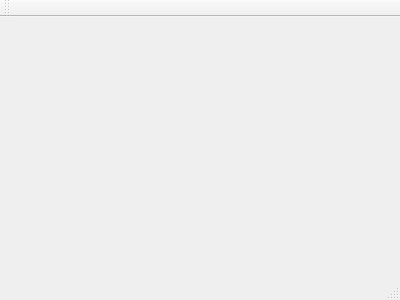
First picture: the form in QMSrc/mainwindow.ui, repository DanielGall500/MechanicsTextEditor, before the edit.
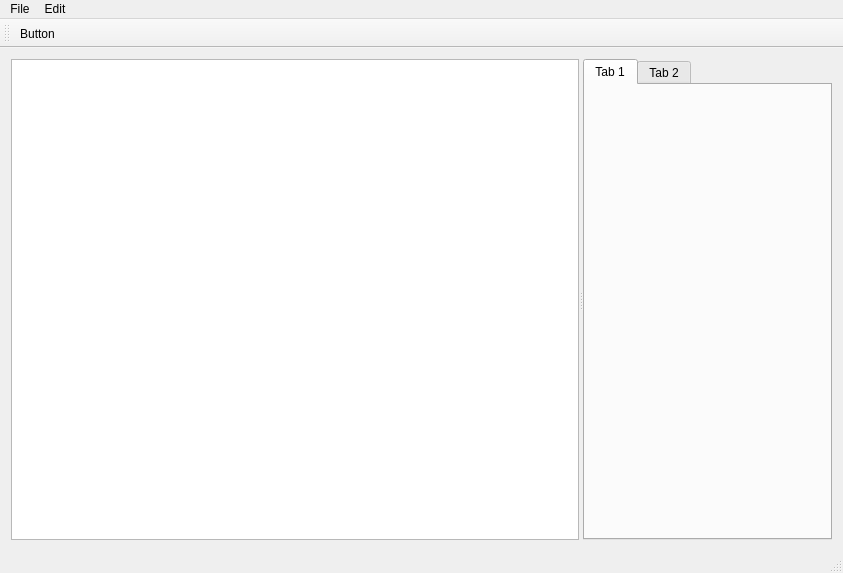
Second picture: the form after the edit. Icons and pictures are not drawn.

Commit message: overall layout added

Diff of the .ui file:
```diff
--- a/QMSrc/mainwindow.ui
+++ b/QMSrc/mainwindow.ui
@@ -1,24 +1,107 @@
 <ui version="4.0">
  <class>MainWindow</class>
- <widget class="QMainWindow" name="MainWindow" >
-  <property name="geometry" >
+ <widget class="QMainWindow" name="MainWindow">
+  <property name="geometry">
    <rect>
     <x>0</x>
     <y>0</y>
-    <width>400</width>
-    <height>300</height>
+    <width>843</width>
+    <height>573</height>
    </rect>
   </property>
   <property name="windowTitle" >
    <string>MainWindow</string>
   </property>
-  <widget class="QMenuBar" name="menuBar" />
-  <widget class="QToolBar" name="mainToolBar" />
-  <widget class="QWidget" name="centralWidget" />
-  <widget class="QStatusBar" name="statusBar" />
+  <widget class="QWidget" name="centralWidget">
+   <layout class="QGridLayout" name="gridLayout_2">
+    <item row="0" column="0">
+     <widget class="QSplitter" name="splitter">
+      <property name="orientation">
+       <enum>Qt::Horizontal</enum>
+      </property>
+      <widget class="QTextEdit" name="mainTextEdit"/>
+      <widget class="QTabWidget" name="tabWidget">
+       <property name="currentIndex">
+        <number>0</number>
+       </property>
+       <widget class="QWidget" name="tab">
+        <attribute name="title">
+         <string>Tab 1</string>
+        </attribute>
+       </widget>
+       <widget class="QWidget" name="tab_2">
+        <attribute name="title">
+         <string>Tab 2</string>
+        </attribute>
+       </widget>
+      </widget>
+     </widget>
+    </item>
+   </layout>
+  </widget>
+  <widget class="QMenuBar" name="menuBar">
+   <property name="geometry">
+    <rect>
+     <x>0</x>
+     <y>0</y>
+     <width>843</width>
+     <height>20</height>
+    </rect>
+   </property>
+   <widget class="QMenu" name="menuFile">
+    <property name="title">
+     <string>File</string>
+    </property>
+    <addaction name="actionMenuItem"/>
+   </widget>
+   <widget class="QMenu" name="menuEdit">
+    <property name="title">
+     <string>Edit</string>
+    </property>
+    <addaction name="actionEditing_Stuff"/>
+   </widget>
+   <addaction name="menuFile"/>
+   <addaction name="menuEdit"/>
+  </widget>
+  <widget class="QToolBar" name="mainToolBar">
+   <attribute name="toolBarArea">
+    <enum>TopToolBarArea</enum>
+   </attribute>
+   <attribute name="toolBarBreak">
+    <bool>true</bool>
+   </attribute>
+   <addaction name="actionButton"/>
+  </widget>
+  <widget class="QStatusBar" name="statusBar"/>
+  <action name="actionTesting">
+   <property name="text">
+    <string>Testing</string>
+   </property>
+  </action>
+  <action name="actionMenuItem">
+   <property name="text">
+    <string>MenuItem</string>
+   </property>
+  </action>
+  <action name="actionEditing_Stuff">
+   <property name="text">
+    <string>Editing Stuff</string>
+   </property>
+  </action>
+  <action name="actionButton">
+   <property name="icon">
+    <iconset resource="resources.qrc">
+     <normaloff>:/new/Images/Images/ButtonTestNormal.png</normaloff>
+     <normalon>:/new/Images/Images/ButtonTestClicked2.png</normalon>:/new/Images/Images/ButtonTestNormal.png</iconset>
+   </property>
+   <property name="text">
+    <string>Button</string>
+   </property>
+  </action>
  </widget>
- <layoutDefault spacing="6" margin="11" />
- <pixmapfunction></pixmapfunction>
- <resources/>
+ <layoutdefault spacing="6" margin="11"/>
+ <resources>
+  <include location="resources.qrc"/>
+ </resources>
  <connections/>
 </ui>
```
Left out of the diff: 5 changed lines with no effect on the pictures. The commit also changes 8 other files.
